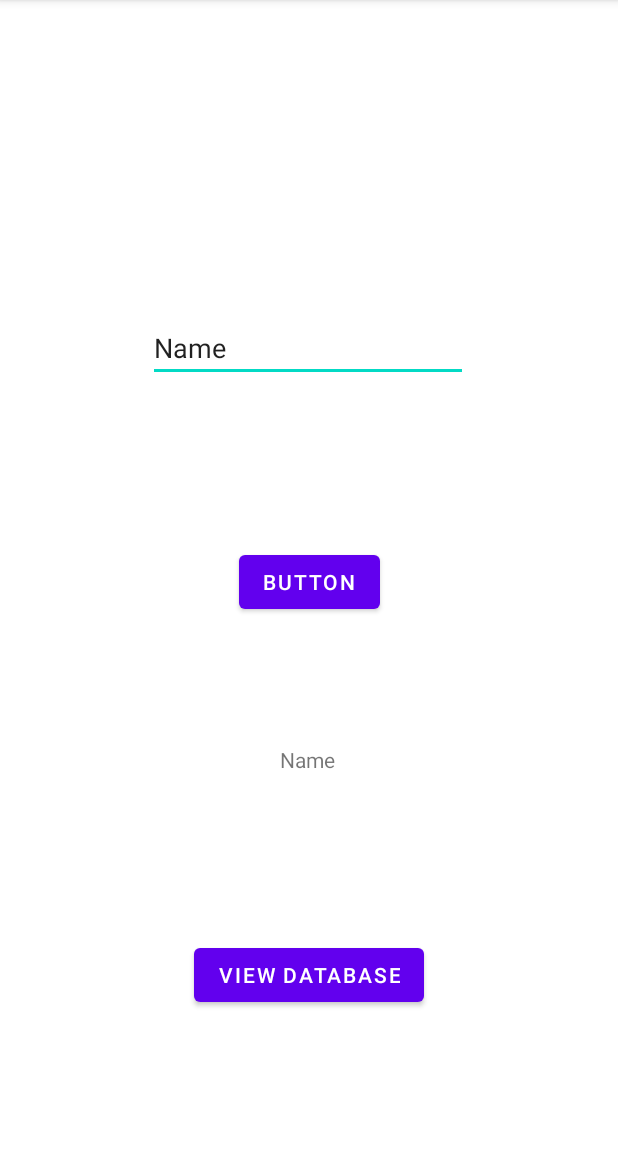
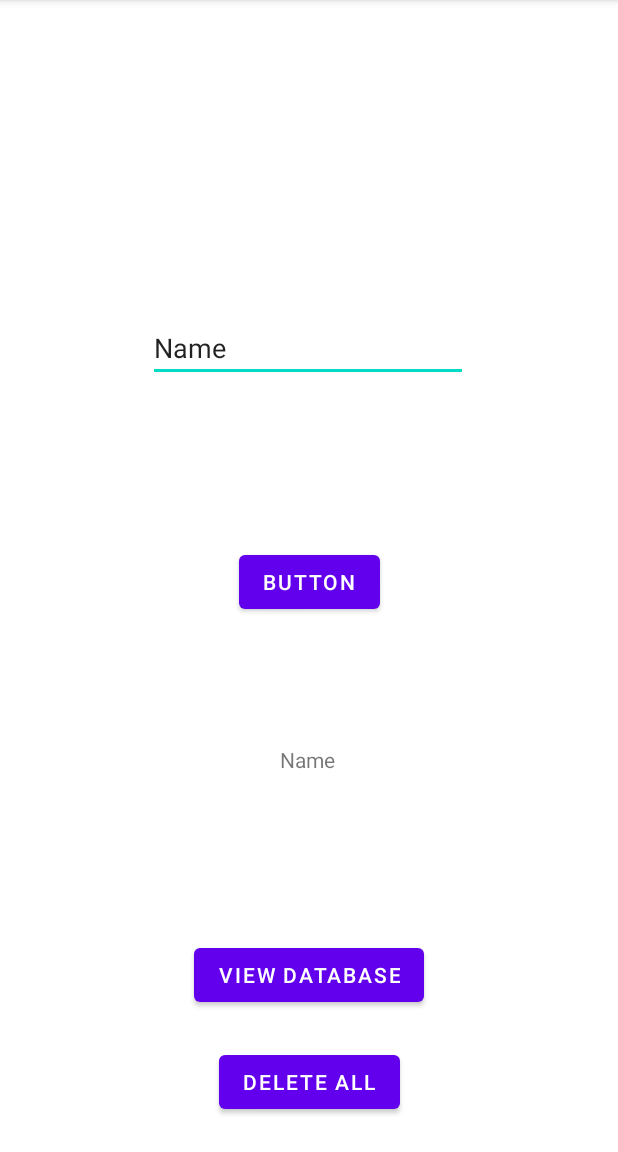
Before and after one commit to RamziJabali/calendar-workout-tracker-android, an Android app: the screen it shows after launch (MainActivity), after a tap on "VIEW DATABASE", on a phone screen of 412 x 824 dp, the part 84-1236 px from its top. Run offline under Robolectric (Android 15) with nearby library versions, the phone set to English and light mode, and no system bars; our stand-ins replace Room's generated code, RxJava; 1 other tap on this screen came first.

Commit message:
added DeleteAll() function for the dataBase()

```diff
--- a/app/src/main/java/com/example/calendarworkoutdatabase/data/WorkoutDAO.kt
+++ b/app/src/main/java/com/example/calendarworkoutdatabase/data/WorkoutDAO.kt
@@ -17,6 +17,9 @@ interface WorkoutDAO {
     @Query("SELECT * FROM user_workout_schedule WHERE uid IN (:userIds)")
     fun loadAllByIds(userIds: IntArray): Single<List<WorkoutDate>>
 
+    @Query("DELETE FROM user_workout_schedule")
+    fun deleteAll(): Completable
+
     @Delete
-    fun delete(workoutDate: WorkoutDate): Single<Integer>
+    fun delete(workoutDate: WorkoutDate): Single<Int>
 }
--- a/app/src/main/java/com/example/calendarworkoutdatabase/data/WorkoutRepository.kt
+++ b/app/src/main/java/com/example/calendarworkoutdatabase/data/WorkoutRepository.kt
@@ -7,7 +7,7 @@ class WorkoutRepository(private val workoutDAO: WorkoutDAO) {
 
     val readAllData: Observable<List<WorkoutDate>> = workoutDAO.getAll()
 
-    fun addDate(workoutDate: WorkoutDate): Completable {
-        return workoutDAO.addWorkout(workoutDate)
-    }
+    fun addDate(workoutDate: WorkoutDate): Completable = workoutDAO.addWorkout(workoutDate)
+
+    fun deleteAll(): Completable = workoutDAO.deleteAll()
 }
--- a/app/src/main/java/com/example/calendarworkoutdatabase/view/MainActivity.kt
+++ b/app/src/main/java/com/example/calendarworkoutdatabase/view/MainActivity.kt
@@ -18,6 +18,7 @@ class MainActivity : AppCompatActivity(), ViewListener{
     val textView: TextView by lazy { findViewById(R.id.textView) }
     private val button: Button by lazy { findViewById(R.id.button) }
     private val button2: Button by lazy { findViewById(R.id.button2) }
+    private val button3: Button by lazy { findViewById(R.id.button3) }
     private val viewModel: ViewModel by lazy { ViewModel(application) }
 
     @SuppressLint("CheckResult")
@@ -51,6 +52,9 @@ class MainActivity : AppCompatActivity(), ViewListener{
             viewModel.getAllWorkoutDates()
         }
 
+        button3.setOnClickListener {
+            viewModel.deleteAllWorkoutDates()
+        }
     }
 
 
--- a/app/src/main/java/com/example/calendarworkoutdatabase/viewmodel/ViewModel.kt
+++ b/app/src/main/java/com/example/calendarworkoutdatabase/viewmodel/ViewModel.kt
@@ -25,18 +25,31 @@ class ViewModel(application: Application) : AndroidViewModel(application) {
             .subscribeOn(Schedulers.io())
             .observeOn(AndroidSchedulers.mainThread())
             .subscribe()
+
         invalidateView()
     }
 
     @SuppressLint("CheckResult")
-    fun getAllWorkoutDates(){
+    fun getAllWorkoutDates() {
         repository.readAllData
             .subscribeOn(Schedulers.io())
             .observeOn(AndroidSchedulers.mainThread())
-            .subscribe (
-                {listWorkoutDates -> viewState.listOfWorkoutDates = listWorkoutDates
-                invalidateView()},
-                {error -> Log.e("DataBase", error.localizedMessage)})
+            .subscribe(
+                { listWorkoutDates ->
+                    viewState.listOfWorkoutDates = listWorkoutDates
+                    invalidateView()
+                },
+                { error -> Log.e("DataBase", error.localizedMessage) })
+        viewState = viewState.copy(didUserDeleteTable = false)
+        invalidateView()
+    }
+
+    fun deleteAllWorkoutDates() {
+        repository.deleteAll()
+            .subscribeOn(Schedulers.io())
+            .observeOn(AndroidSchedulers.mainThread())
+            .subscribe()
+        viewState = viewState.copy(didUserDeleteTable = true)
         invalidateView()
     }
 
--- a/app/src/main/java/com/example/calendarworkoutdatabase/viewmodel/ViewState.kt
+++ b/app/src/main/java/com/example/calendarworkoutdatabase/viewmodel/ViewState.kt
@@ -5,5 +5,6 @@ import com.example.calendarworkoutdatabase.data.WorkoutDate
 data class ViewState(
     var listOfWorkoutDates: List<WorkoutDate> = emptyList(),
     var workout: WorkoutDate = WorkoutDate(0,""),
-    var didUserWorkOut: Boolean = false
+    var didUserWorkOut: Boolean = false,
+    var didUserDeleteTable: Boolean = false
 )
--- a/app/src/main/res/layout/activity_main.xml
+++ b/app/src/main/res/layout/activity_main.xml
@@ -51,4 +51,14 @@
         app:layout_constraintEnd_toEndOf="parent"
         app:layout_constraintStart_toStartOf="parent"
         app:layout_constraintTop_toBottomOf="@+id/textView" />
+
+    <Button
+        android:id="@+id/button3"
+        android:layout_width="wrap_content"
+        android:layout_height="wrap_content"
+        android:text="delete All"
+        app:layout_constraintBottom_toBottomOf="parent"
+        app:layout_constraintEnd_toEndOf="parent"
+        app:layout_constraintStart_toStartOf="parent"
+        app:layout_constraintTop_toBottomOf="@+id/button2" />
 </androidx.constraintlayout.widget.ConstraintLayout>
```
